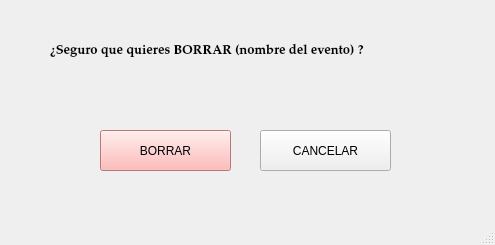
Qt form src/ui/BorrarEvento.ui (IvanJesusCorbalanPascual/Gestor-de-Eventos) before a commit.
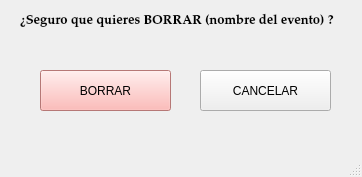
The same form after that commit.

Diff of the .ui file:
```diff
--- a/src/ui/BorrarEvento.ui
+++ b/src/ui/BorrarEvento.ui
@@ -6,8 +6,8 @@
    <rect>
     <x>0</x>
     <y>0</y>
-    <width>495</width>
-    <height>245</height>
+    <width>362</width>
+    <height>177</height>
    </rect>
   </property>
   <property name="windowTitle">
@@ -17,9 +17,9 @@
    <widget class="QLabel" name="label_18">
     <property name="geometry">
      <rect>
-      <x>50</x>
-      <y>30</y>
-      <width>401</width>
+      <x>20</x>
+      <y>0</y>
+      <width>371</width>
       <height>41</height>
      </rect>
     </property>
@@ -38,8 +38,8 @@
    <widget class="QPushButton" name="pushButton_6">
     <property name="geometry">
      <rect>
-      <x>100</x>
-      <y>130</y>
+      <x>40</x>
+      <y>70</y>
       <width>131</width>
       <height>41</height>
      </rect>
@@ -56,8 +56,8 @@
    <widget class="QPushButton" name="pushButton_7">
     <property name="geometry">
      <rect>
-      <x>260</x>
-      <y>130</y>
+      <x>200</x>
+      <y>70</y>
       <width>131</width>
       <height>41</height>
      </rect>
```
Left out of the diff: 4 changed lines with no effect on the pictures.
